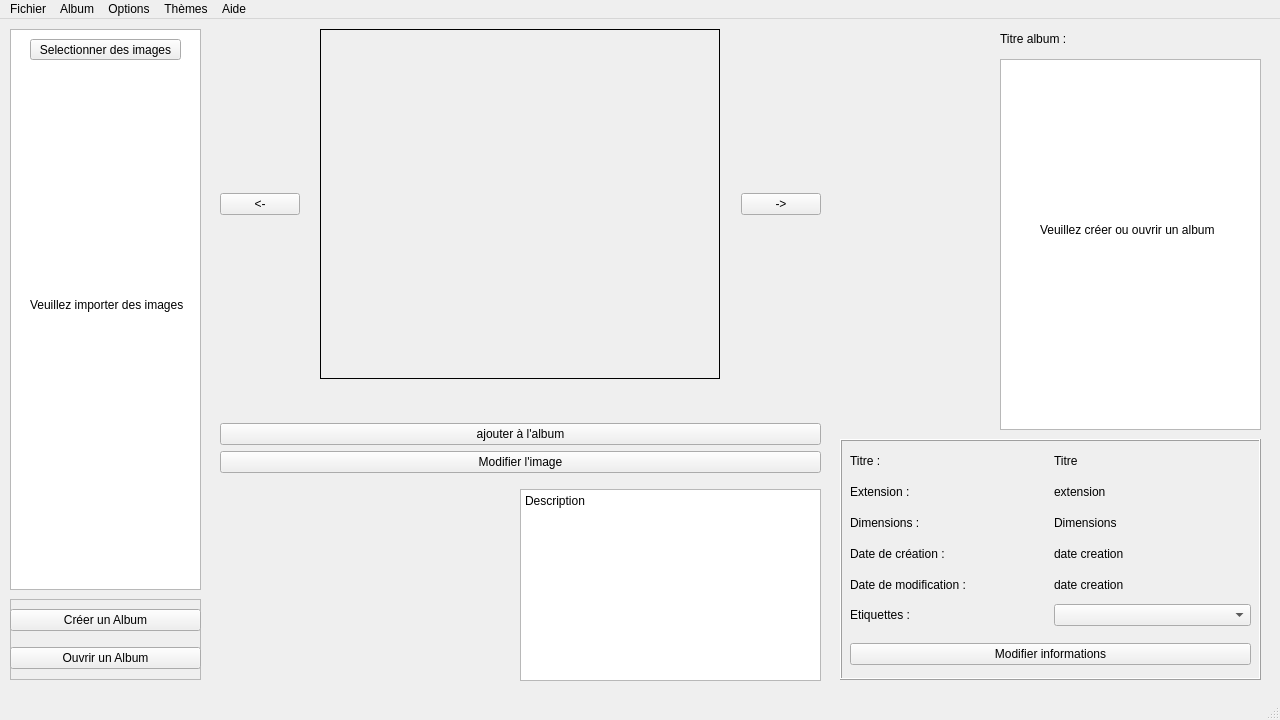
Before: the Qt Designer form projet/mainwindow.ui in BlackFox3000/M1-IHM-Project, drawn with Qt 5.
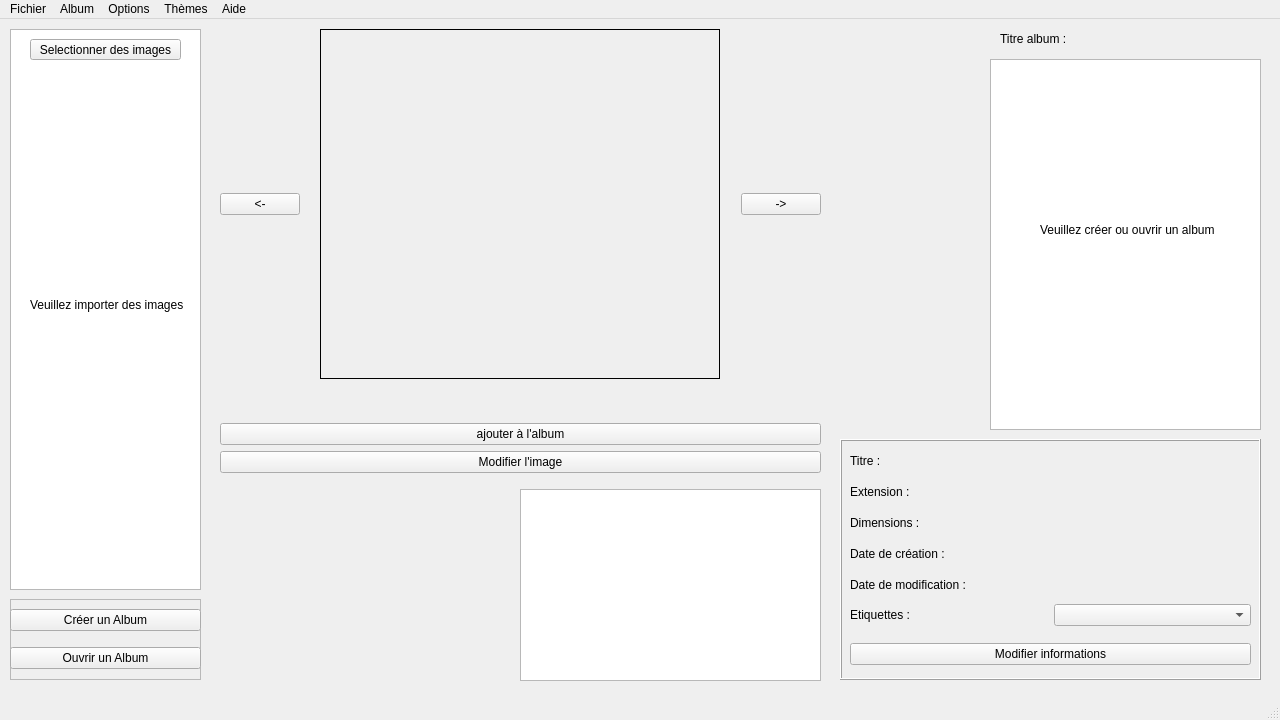
After: the same form once the commit is applied.

Commit message: correction thèmes

The edit to the form file:
```diff
--- a/projet/mainwindow.ui
+++ b/projet/mainwindow.ui
@@ -67,14 +67,14 @@
       <item row="0" column="1">
        <widget class="QLabel" name="label_titre">
         <property name="text">
-         <string>Titre</string>
+         <string/>
         </property>
        </widget>
       </item>
       <item row="2" column="1">
        <widget class="QLabel" name="label_dimensions">
         <property name="text">
-         <string>Dimensions</string>
+         <string/>
         </property>
        </widget>
       </item>
@@ -138,7 +138,7 @@
       <item row="1" column="1">
        <widget class="QLabel" name="label_extension">
         <property name="text">
-         <string>extension</string>
+         <string/>
         </property>
        </widget>
       </item>
@@ -152,14 +152,14 @@
       <item row="3" column="1">
        <widget class="QLabel" name="label_creation">
         <property name="text">
-         <string>date creation</string>
+         <string/>
         </property>
        </widget>
       </item>
       <item row="4" column="1">
        <widget class="QLabel" name="label_modif">
         <property name="text">
-         <string>date creation</string>
+         <string/>
         </property>
        </widget>
       </item>
@@ -188,9 +188,9 @@
    <widget class="QListWidget" name="album_img">
     <property name="geometry">
      <rect>
-      <x>1000</x>
+      <x>990</x>
       <y>40</y>
-      <width>261</width>
+      <width>271</width>
       <height>371</height>
      </rect>
     </property>
@@ -403,7 +403,7 @@
 &lt;html&gt;&lt;head&gt;&lt;meta name=&quot;qrichtext&quot; content=&quot;1&quot; /&gt;&lt;meta charset=&quot;utf-8&quot; /&gt;&lt;style type=&quot;text/css&quot;&gt;
 p, li { white-space: pre-wrap; }
 &lt;/style&gt;&lt;/head&gt;&lt;body style=&quot; font-family:'Segoe UI'; font-size:9pt; font-weight:400; font-style:normal;&quot;&gt;
-&lt;p style=&quot; margin-top:0px; margin-bottom:0px; margin-left:0px; margin-right:0px; -qt-block-indent:0; text-indent:0px;&quot;&gt;Description&lt;/p&gt;&lt;/body&gt;&lt;/html&gt;</string>
+&lt;p style=&quot;-qt-paragraph-type:empty; margin-top:0px; margin-bottom:0px; margin-left:0px; margin-right:0px; -qt-block-indent:0; text-indent:0px;&quot;&gt;&lt;br /&gt;&lt;/p&gt;&lt;/body&gt;&lt;/html&gt;</string>
     </property>
    </widget>
    <widget class="QLabel" name="labelTreeView">
```
Left out of the diff: 2 changed lines with no effect on the pictures. The commit also changes 2 other files.
